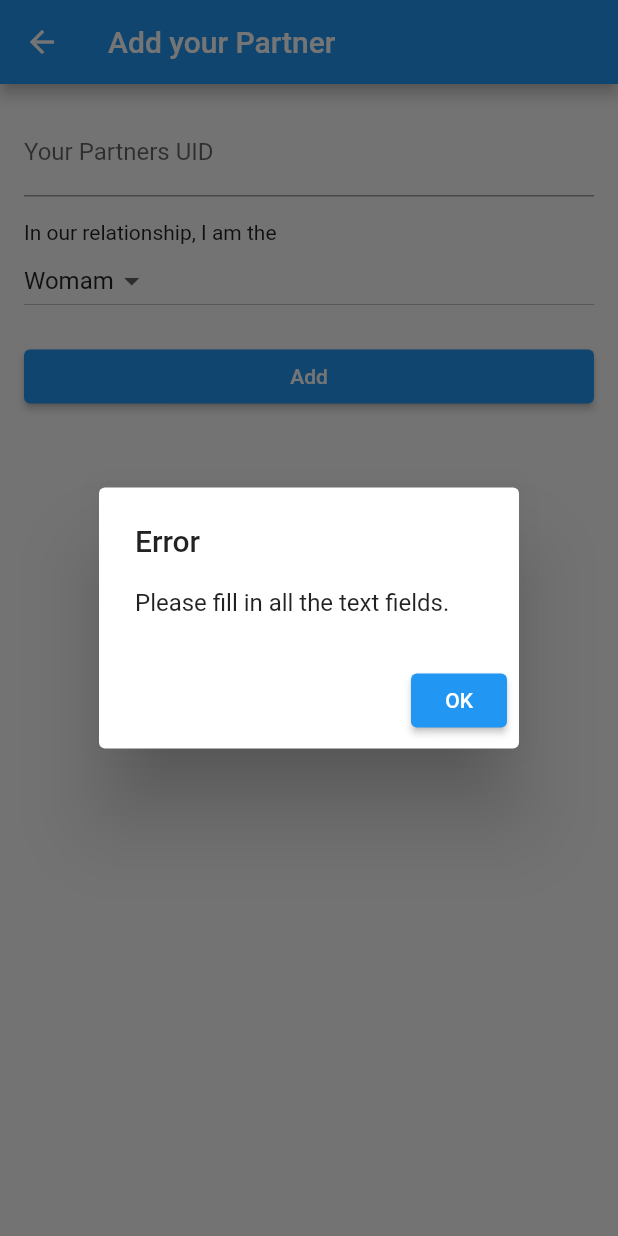
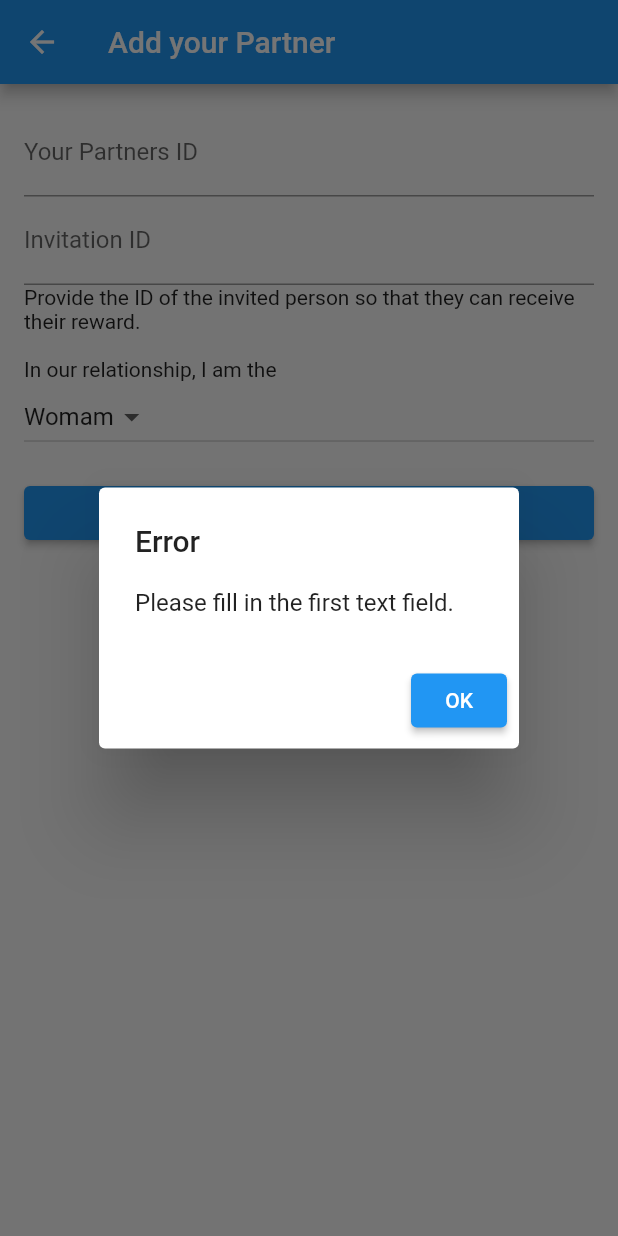
Before and after one commit to FritschGergo/bucketlist, a Flutter app: the add_partner screen opened directly, after a tap on "Add", on a phone screen of 412 x 824 dp. Run offline on Flutter 3.47's test engine with Material 2 defaults, Android fonts, the phone set to English and light mode, and no system bars; our stand-ins replace cloud_firestore, firebase_auth, firebase_core, flutter_dotenv; missing offline and left inert: flutter_stripe, ntp; accounts and stored records are empty.

Commit message:
invitation, data listneners

```diff
--- a/lib/globals.dart
+++ b/lib/globals.dart
@@ -23,7 +23,6 @@ DateTime lastIdea = DateTime(2000);
 bool bannedFromIdeas = true;
 
 
-
 const Color myPrimaryColor =  Color.fromARGB(255, 191, 27, 27);
 const Color mySecondaryColor =  Color.fromARGB(255, 115, 10, 10);
 const Color myTertiaryColor =  Color.fromARGB(255,64, 1, 1);
--- a/lib/loadData.dart
+++ b/lib/loadData.dart
@@ -1,5 +1,7 @@
+import 'package:bucketlist/widget_tree.dart';
 import 'package:cloud_firestore/cloud_firestore.dart';
 import 'package:firebase_auth/firebase_auth.dart';
+import 'package:flutter/material.dart';
 import 'package:ntp/ntp.dart';
 import '../globals.dart' as globals;
 import 'auth.dart';
@@ -13,9 +15,7 @@ class LoadMyData{
     {
       if (globals.host == 0 ){
         db.collection("users").doc(user?.uid).get().then((DocumentSnapshot doc) => {
-
           loadGlobalAsist(doc),
-
         });
       }
     }
@@ -24,7 +24,6 @@ class LoadMyData{
   Future<void> loadGlobalCards()async {
     await db.collection("cards").where("toList" ,isEqualTo: true).get()
         .then((QuerySnapshot qs) => {loadGlobalCardsAssist(qs)} );
-
   }
 
    loadGlobalCardsAssist(QuerySnapshot<Object?> qs) {
@@ -40,7 +39,7 @@ class LoadMyData{
      globals.GlobalCards = MyDtaList;
     }
 
-  Future<void> loadCards()
+  /*Future<void> loadCards()
   async {
    await db.collection("users").doc(globals.UID).collection("savedCards").where("toList" ,isEqualTo: true).get()
         .then((QuerySnapshot qs) => {loadCardsAssist(qs)} );
@@ -57,7 +56,7 @@ class LoadMyData{
      }
      globals.UsersCards = MyDtaList;
     }
-
+  */
   void loadGlobalAsist(DocumentSnapshot doc) async
   {
     if (doc.exists)
@@ -96,12 +95,14 @@ class LoadMyData{
         }
 
 
-        loadCards().then((value) => {
+        openListenerCard();
           loadGlobalCards().then((value) => {
 
             globals.inprogress = false,
-          })
-        });
+            openListenerUser(),
+
+          });
+
     }else
     {
       globals.UID = user!.uid;
@@ -121,8 +122,8 @@ class LoadMyData{
 
       Map data2 = doc.data() as Map;
 
-      globals.HerNinckName = data2["HerNinckName"];
-      globals.HisNinckName = data2["HisNinckName"];
+      //globals.HerNinckName = data2["HerNinckName"];
+      //globals.HisNinckName = data2["HisNinckName"];
       globals.language = data2["language"];
       globals.dailyDeckCompleted = data2["dailyDeckCompleted"];
                          // addpartner
@@ -166,22 +167,64 @@ class LoadMyData{
        previousNtpTime.month < ntpTime.month ||
        previousNtpTime.day < ntpTime.day )
       {
-        globals.dailyDeckCompleted = false;
+        //globals.dailyDeckCompleted = false;
 
         await db.collection("users").doc(globals.UID).update(
               {"previusDate"       : ntpTime,
                "dailyDeckCompleted": false});
       }
     }
+  }
 
 
+  void openListenerCard(){
+    db.collection("users").doc(globals.UID).collection("savedCards").snapshots().listen((event) {
+    for (var change in event.docChanges) {
+      Map<String, dynamic> i  = change.doc.data() as Map<String, dynamic>;
+      i["id"] = change.doc.id;
+      switch (change.type) {
 
+        case DocumentChangeType.added:
+          globals.UsersCards.add(i);
+          break;
+        case DocumentChangeType.modified:
+          for(int j = 0; j < globals.UsersCards.length; j++)
+          {
+            if(globals.UsersCards[j]["id"] == i["id"])
+            {
+              globals.UsersCards[j] = i;
+              break;
+            }
+          }
+          break;
+        case DocumentChangeType.removed:
+          for(int j = 0; j < globals.UsersCards.length; j++)
+          {
+            if(globals.UsersCards[j]["id"] == i["id"])
+            {
+              globals.UsersCards.removeAt(j);
+              break;
+            }
+          }
+          break;
+      }
+    }
+  }
 
-
-
-
+  );
 
   }
 
 
+  void openListenerUser(){
+    db.collection("users").doc(globals.UID).snapshots().listen((event) {
+      var data = event.data();
+      globals.HerNinckName = data!["HerNinckName"];
+      globals.HisNinckName = data["HisNinckName"];
+      globals.dailyDeckCompleted = data["dailyDeckCompleted"];
+      globals.lastIdea = data["previusDate"];
+    }
+    );
+  }
+
 }
--- a/lib/pages/add_card.dart
+++ b/lib/pages/add_card.dart
@@ -49,7 +49,9 @@ class _add_cardState extends State<add_card>
 
        };
     await db.collection("users").doc(globals.UID).collection("savedCards").add(MyMap);
-    LoadMyData().loadCards().then((value) => Navigator.of(context).pop());
+
+    //LoadMyData().loadCards().then((value) =>;
+     Navigator.of(context).pop();
 
   }
 
--- a/lib/pages/add_partner.dart
+++ b/lib/pages/add_partner.dart
@@ -14,6 +14,7 @@ class add_partner extends StatefulWidget {
 class _add_partnerState extends State<add_partner>
 {
   String textField1Value = '';
+  String textField2Value = '';
   String switchValue = 'option1';
 
   FirebaseFirestore db = FirebaseFirestore.instance;
@@ -44,7 +45,7 @@ class _add_partnerState extends State<add_partner>
   void _onSubmitButtonPressed() {
     // Perform form validation
     if (textField1Value.isEmpty) {
-      MyShowDialog('Please fill in all the text fields.');
+      MyShowDialog('Please fill in the first text field.');
       return;
     }
 
@@ -71,7 +72,9 @@ class _add_partnerState extends State<add_partner>
                     globals.GuestUID =  textField1Value,
                   },
 
+                  invitation(textField2Value),
                   addata().then((value) => Navigator.of(context).pop()),
+
 
               }
               else{
@@ -81,6 +84,25 @@ class _add_partnerState extends State<add_partner>
 
           })
       });
+
+  }
+
+  Future<void> invitation(String inviteUID) async {
+    if(inviteUID != "")
+    {
+      Map testData;
+      await db.collection("users").doc(inviteUID).get().then(((DocumentSnapshot test) async => {
+         testData = test.data() as Map,
+         if(testData.isNotEmpty
+         && !testData["bannedFromIdeas"]
+         && inviteUID != globals.GuestUID
+         && inviteUID != globals.UID)
+         {
+          await db.collection("users").doc(inviteUID).update({"token" : FieldValue.increment(3),}),
+         }
+      }));
+    }
+
 
   }
 
@@ -133,14 +155,25 @@ class _add_partnerState extends State<add_partner>
                 },
                 validator: (value) {
                   if (value!.isEmpty) {
-                    return 'Text Field 3 is required';
+                    return 'Text Field is required';
                   }
                   return null;
                 },
                 decoration: const InputDecoration(
-                  labelText: "Your Partners UID",
+                  labelText: "Your Partners ID",
                 ),
               ),
+              TextFormField(
+                onChanged: (value) {
+                  setState(() {
+                   textField2Value = value;
+                  });
+                },
+                decoration: const InputDecoration(
+                  labelText: "Invitation ID",
+                ),
+              ),
+               Text("Provide the ID of the invited person so that they can receive their reward."),
               SizedBox(height: 16.0),
               Text('In our relationship, I am the'),
               DropdownButton<String>(
--- a/lib/pages/view_card_home.dart
+++ b/lib/pages/view_card_home.dart
@@ -58,7 +58,7 @@ class view_card_home extends State<ViewCardHome>
 
         await db.collection("users").doc(globals.UID).collection("savedCards").doc(i["id"]).set(i);
 
-        globals.UsersCards.add(i);
+        //globals.UsersCards.add(i);
 
       }
 
@@ -188,7 +188,7 @@ class view_card_home extends State<ViewCardHome>
         } while (randLsit.contains(rand));
         randLsit.add(rand);
 
-        globals.UsersCards.add(MyCards[rand]);
+        //globals.UsersCards.add(MyCards[rand]);
         await db.collection("users").doc(globals.UID).collection("savedCards").doc(MyCards[rand]["id"]).set(MyCards[rand]);
       }
 
```
Also changed, not shown: lib/pages/erarnToken.dart (+6 -6 lines).
